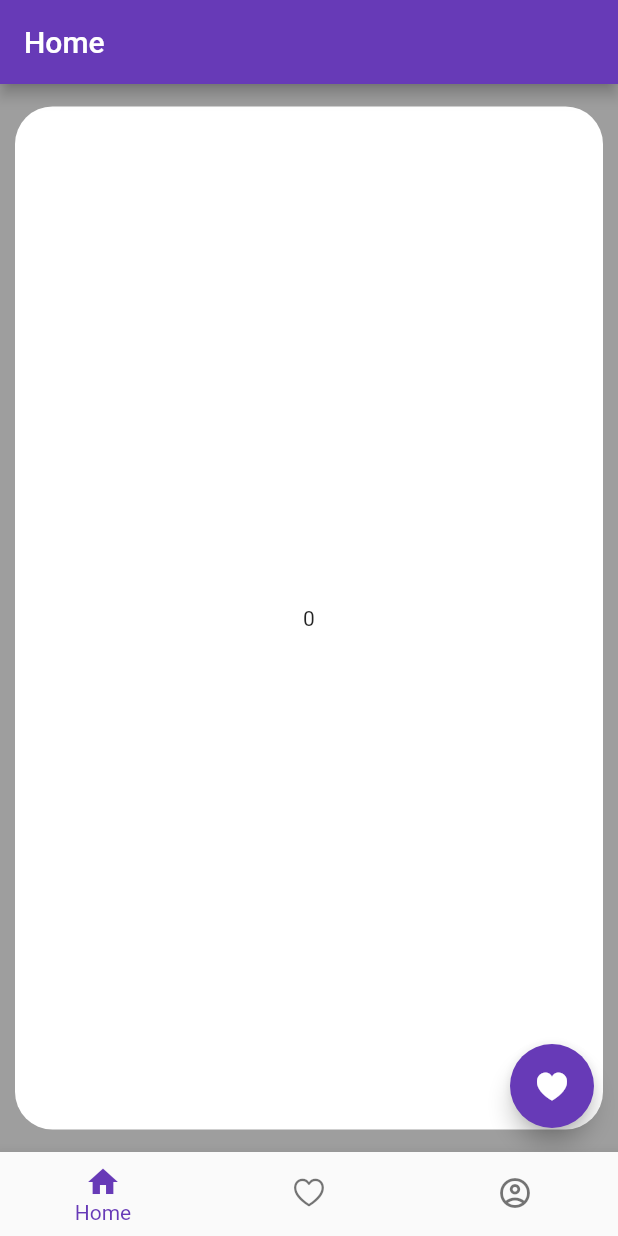
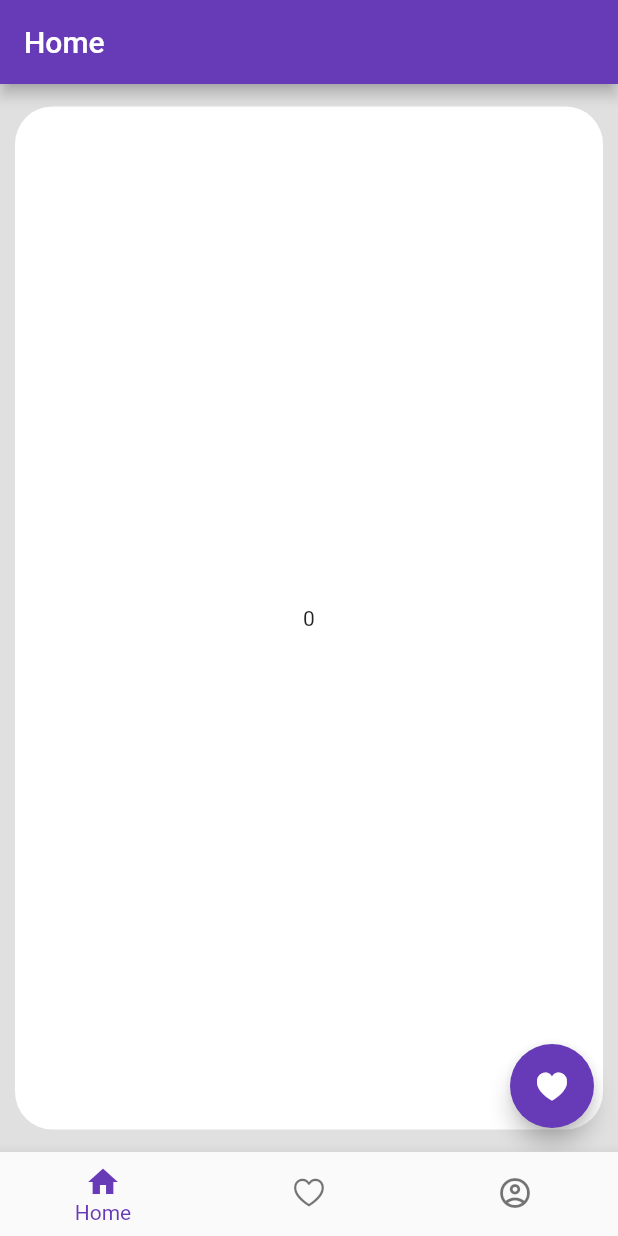
Before and after one commit to Reymai/d43-RaimondsMakars-OtrasRokas, a Flutter app: the screen it shows after launch, on a phone screen of 412 x 824 dp. Run offline on Flutter 3.47's test engine with Material 2 defaults, Android fonts, the phone set to English and light mode, and no system bars.

Commit message:
Make background lighter

```diff
--- a/lib/screens/home.dart
+++ b/lib/screens/home.dart
@@ -13,7 +13,7 @@ class Home extends StatelessWidget {
         scrollDirection: Axis.vertical,
         itemBuilder: (context, index) => _buildItemPage(index),
       ),
-      backgroundColor: Colors.grey,
+      backgroundColor: Colors.grey[300],
       floatingActionButton: FloatingActionButton(
         child: Icon(CupertinoIcons.heart_fill),
         onPressed: () {},
```
